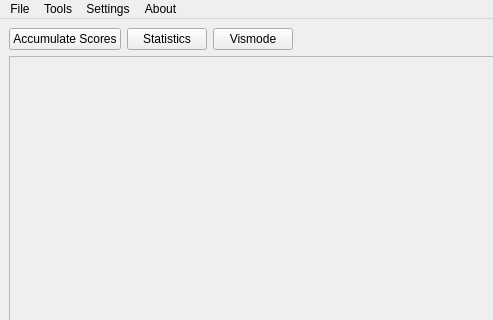
Before: the Qt Designer form PyContact/gui/MainQtGui.ui in maxscheurer/pycontact, drawn with Qt 5; both pictures show x 0 to 493 and y 0 to 320 of the 1270 by 714 pixel window.
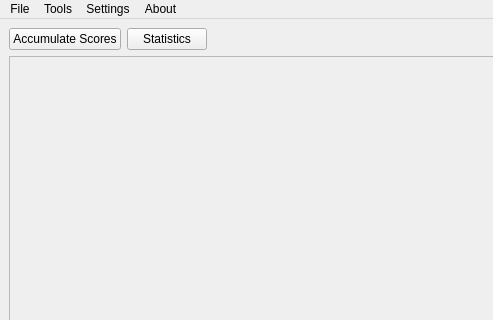
After: the same form once the commit is applied.

The edit to the form file:
```diff
--- a/PyContact/gui/MainQtGui.ui
+++ b/PyContact/gui/MainQtGui.ui
@@ -15,13 +15,13 @@
   </property>
   <widget class="QWidget" name="centralwidget">
    <layout class="QGridLayout" name="gridLayout">
-    <item row="0" column="3" colspan="2">
+    <!-- <item row="0" column="3" colspan="2">
      <widget class="QPushButton" name="visModeButton">
       <property name="text">
        <string>Vismode</string>
       </property>
      </widget>
-    </item>
+    </item> -->
     <item row="3" column="0" colspan="10">
      <widget class="QWidget" name="infoWidget" native="true">
       <property name="sizePolicy">
```
